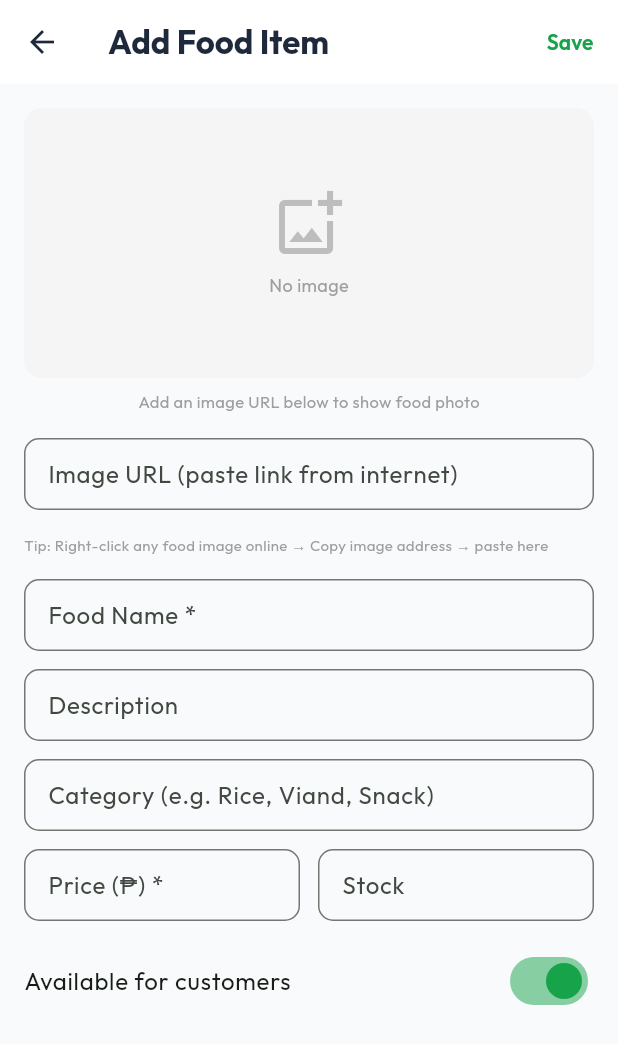
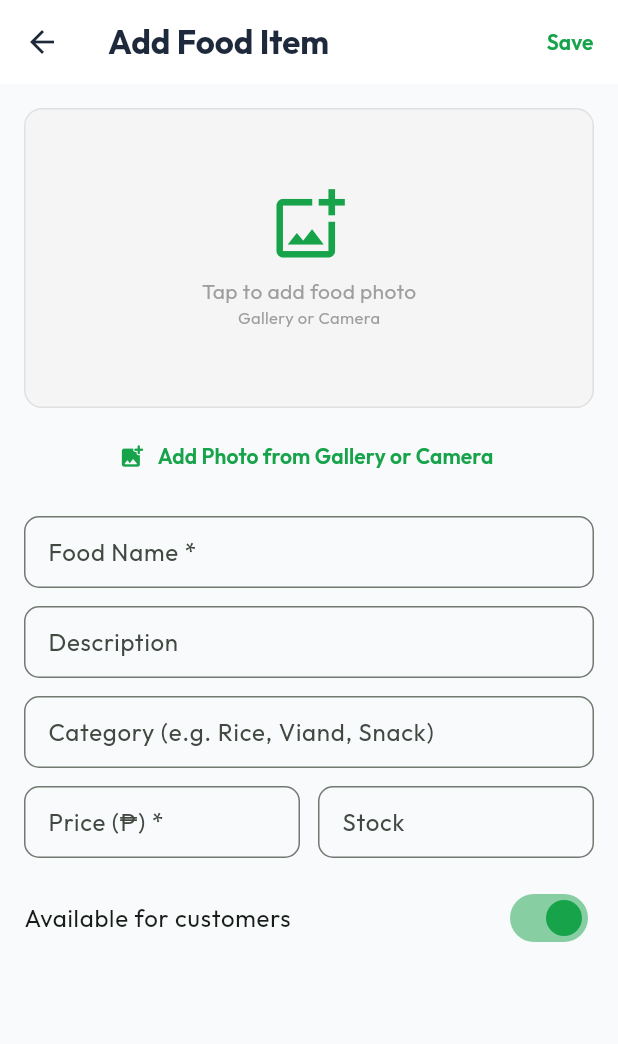
Before and after one commit to JedTipudan/gia-store, a Flutter app: the FoodScreen screen opened directly, after a tap on "Add Food", on a phone screen of 412 x 824 dp. Shown: the top 1044 px of the screen. Run offline on Flutter 3.47's test engine with Material 3 defaults, Android fonts, the phone set to English and light mode, and no system bars; our stand-ins replace google_fonts, image_picker, package_info_plus, share_plus, shared_preferences; accounts and stored records are empty; network calls fail.

Commit message:
Add logo, gallery image picker, camera support, upload to backend

```diff
--- a/mobile/lib/screens/food_screen.dart
+++ b/mobile/lib/screens/food_screen.dart
@@ -1,6 +1,10 @@
 import 'dart:convert';
+import 'dart:io';
 import 'package:flutter/material.dart';
 import 'package:google_fonts/google_fonts.dart';
+import 'package:image_picker/image_picker.dart';
+import 'package:http/http.dart' as http;
+import 'package:http_parser/http_parser.dart';
 import '../services/api_service.dart';
 import '../utils/formatters.dart';
 import '../widgets/dialogs.dart';
@@ -59,35 +63,38 @@ class _FoodScreenState extends State<FoodScreen> {
               onRefresh: _load,
               child: _items.isEmpty
                   ? Center(child: Column(mainAxisAlignment: MainAxisAlignment.center, children: [
-                      Icon(Icons.fastfood_outlined, size: 64, color: Colors.grey[300]),
-                      const SizedBox(height: 12),
-                      Text('No food items yet', style: GoogleFonts.outfit(color: Colors.grey)),
+                      Image.asset('assets/logo.jpg', width: 80, height: 80),
+                      const SizedBox(height: 16),
+                      Text('No food items yet', style: GoogleFonts.outfit(color: Colors.grey, fontSize: 16)),
                       const SizedBox(height: 8),
                       Text('Tap + to add your first item', style: GoogleFonts.outfit(fontSize: 12, color: Colors.grey)),
                     ]))
                   : GridView.builder(
                       padding: const EdgeInsets.fromLTRB(16, 16, 16, 80),
                       gridDelegate: const SliverGridDelegateWithFixedCrossAxisCount(
-                        crossAxisCount: 2, crossAxisSpacing: 12, mainAxisSpacing: 12, childAspectRatio: 0.75),
+                          crossAxisCount: 2, crossAxisSpacing: 12, mainAxisSpacing: 12, childAspectRatio: 0.72),
                       itemCount: _items.length,
                       itemBuilder: (_, i) {
                         final item = _items[i];
                         final isActive = item['active'] ?? true;
-                        final hasImage = (item['imageUrl'] ?? '').toString().isNotEmpty;
+                        final imageUrl = (item['imageUrl'] ?? '').toString();
+                        final hasImage = imageUrl.isNotEmpty;
+                        final fullImageUrl = hasImage && imageUrl.startsWith('/api')
+                            ? 'https://gia-store-production.up.railway.app$imageUrl'
+                            : imageUrl;
+
                         return Card(
                           clipBehavior: Clip.antiAlias,
                           child: Column(crossAxisAlignment: CrossAxisAlignment.start, children: [
-                            // Image
                             Stack(children: [
-                              Container(
-                                height: 120, width: double.infinity,
+                              Container(height: 120, width: double.infinity,
                                 color: isActive ? const Color(0xFFDCFCE7) : Colors.grey[100],
                                 child: hasImage
-                                    ? Image.network(item['imageUrl'], fit: BoxFit.cover,
-                                        errorBuilder: (_, __, ___) => _foodIcon(isActive))
-                                    : _foodIcon(isActive),
-                              ),
-                              // Status badge
+                                    ? Image.network(fullImageUrl, fit: BoxFit.cover,
+                                        loadingBuilder: (_, child, progress) => progress == null ? child
+                                            : const Center(child: CircularProgressIndicator(strokeWidth: 2)),
+                                        errorBuilder: (_, __, ___) => _placeholder(isActive))
+                                    : _placeholder(isActive)),
                               Positioned(top: 8, right: 8,
                                 child: GestureDetector(
                                   onTap: () => _toggleAvailability(item),
@@ -97,33 +104,28 @@ class _FoodScreenState extends State<FoodScreen> {
                                       color: isActive ? const Color(0xFF16a34a) : Colors.grey[600],
                                       borderRadius: BorderRadius.circular(9999)),
                                     child: Text(isActive ? 'Available' : 'Unavailable',
-                                        style: GoogleFonts.outfit(fontSize: 9, fontWeight: FontWeight.w600,
-                                            color: Colors.white)),
+                                        style: GoogleFonts.outfit(fontSize: 9, fontWeight: FontWeight.w600, color: Colors.white)),
                                   ),
-                                ),
-                              ),
+                                )),
                             ]),
-                            // Info
                             Expanded(child: Padding(
                               padding: const EdgeInsets.all(10),
                               child: Column(crossAxisAlignment: CrossAxisAlignment.start,
                                   mainAxisAlignment: MainAxisAlignment.spaceBetween, children: [
                                 Column(crossAxisAlignment: CrossAxisAlignment.start, children: [
-                                  Text(item['name'] ?? '', style: GoogleFonts.outfit(
-                                      fontWeight: FontWeight.bold, fontSize: 13),
+                                  Text(item['name'] ?? '', style: GoogleFonts.outfit(fontWeight: FontWeight.bold, fontSize: 13),
                                       maxLines: 1, overflow: TextOverflow.ellipsis),
                                   if ((item['category'] ?? '').toString().isNotEmpty)
-                                    Text(item['category'], style: GoogleFonts.outfit(
-                                        fontSize: 10, color: Colors.grey), maxLines: 1),
+                                    Text(item['category'], style: GoogleFonts.outfit(fontSize: 10, color: Colors.grey), maxLines: 1),
                                   Text(formatPeso(item['price']), style: GoogleFonts.outfit(
                                       fontWeight: FontWeight.bold, color: const Color(0xFF16a34a), fontSize: 14)),
                                   Text('Stock: ${item['stock']}', style: GoogleFonts.outfit(fontSize: 10, color: Colors.grey)),
                                 ]),
                                 Row(children: [
-                                  Expanded(child: _actionBtn(Icons.edit, const Color(0xFFDBEAFE), const Color(0xFF2563eb),
+                                  Expanded(child: _btn(Icons.edit, const Color(0xFFDBEAFE), const Color(0xFF2563eb),
                                       () => _openForm(Map<String, dynamic>.from(item)))),
                                   const SizedBox(width: 6),
-                                  Expanded(child: _actionBtn(Icons.delete, const Color(0xFFFEE2E2), Colors.red,
+                                  Expanded(child: _btn(Icons.delete, const Color(0xFFFEE2E2), Colors.red,
                                       () => _delete(item))),
                                 ]),
                               ]),
@@ -143,18 +145,16 @@ class _FoodScreenState extends State<FoodScreen> {
     );
   }
 
-  Widget _foodIcon(bool isActive) => Center(
-    child: Icon(Icons.fastfood_rounded, size: 48,
-        color: isActive ? const Color(0xFF16a34a) : Colors.grey[400]));
+  Widget _placeholder(bool isActive) => Center(
+      child: Icon(Icons.fastfood_rounded, size: 48, color: isActive ? const Color(0xFF16a34a) : Colors.grey[400]));
 
-  Widget _actionBtn(IconData icon, Color bg, Color color, VoidCallback onTap) =>
+  Widget _btn(IconData icon, Color bg, Color color, VoidCallback onTap) =>
       GestureDetector(onTap: onTap,
         child: Container(padding: const EdgeInsets.symmetric(vertical: 6),
           decoration: BoxDecoration(color: bg, borderRadius: BorderRadius.circular(8)),
           child: Icon(icon, size: 14, color: color)));
 }
 
-// Full screen form to avoid FAB overlap
 class _FoodFormScreen extends StatefulWidget {
   final Map? item;
   const _FoodFormScreen({this.item});
@@ -168,8 +168,9 @@ class _FoodFormScreenState extends State<_FoodFormScreen> {
   final _cat = TextEditingController();
   final _price = TextEditingController();
   final _stock = TextEditingController();
-  final _imageUrl = TextEditingController();
-  bool _active = true, _loading = false;
+  bool _active = true, _loading = false, _uploading = false;
+  String _imageUrl = '';
+  File? _pickedImage;
 
   @override
   void initState() {
@@ -180,8 +181,51 @@ class _FoodFormScreenState extends State<_FoodFormScreen> {
       _cat.text = widget.item!['category'] ?? '';
       _price.text = widget.item!['price']?.toString() ?? '';
       _stock.text = widget.item!['stock']?.toString() ?? '0';
-      _imageUrl.text = widget.item!['imageUrl'] ?? '';
+      _imageUrl = widget.item!['imageUrl'] ?? '';
       _active = widget.item!['active'] ?? true;
+    }
+  }
+
+  Future<void> _pickImage() async {
+    final source = await showModalBottomSheet<ImageSource>(
+      context: context,
+      shape: const RoundedRectangleBorder(borderRadius: BorderRadius.vertical(top: Radius.circular(16))),
+      builder: (_) => SafeArea(child: Column(mainAxisSize: MainAxisSize.min, children: [
+        const SizedBox(height: 8),
+        Container(width: 40, height: 4, decoration: BoxDecoration(color: Colors.grey[300], borderRadius: BorderRadius.circular(2))),
+        const SizedBox(height: 16),
+        ListTile(leading: const Icon(Icons.photo_library_rounded, color: Color(0xFF16a34a)),
+            title: Text('Choose from Gallery', style: GoogleFonts.outfit()),
+            onTap: () => Navigator.pop(context, ImageSource.gallery)),
+        ListTile(leading: const Icon(Icons.camera_alt_rounded, color: Color(0xFF16a34a)),
+            title: Text('Take a Photo', style: GoogleFonts.outfit()),
+            onTap: () => Navigator.pop(context, ImageSource.camera)),
+        const SizedBox(height: 8),
+      ])),
+    );
+    if (source == null) return;
+
+    final picker = ImagePicker();
+    final picked = await picker.pickImage(source: source, imageQuality: 80, maxWidth: 800);
+    if (picked == null) return;
+
+    setState(() { _pickedImage = File(picked.path); _uploading = true; });
+
+    try {
+      final token = await ApiService.getToken();
+      final request = http.MultipartRequest(
+          'POST', Uri.parse('https://gia-store-production.up.railway.app/api/upload/image'));
+      request.headers['Authorization'] = 'Bearer $token';
+      request.files.add(await http.MultipartFile.fromPath('file', picked.path,
+          contentType: MediaType('image', 'jpeg')));
+      final response = await request.send();
+      final body = await response.stream.bytesToString();
+      final data = jsonDecode(body);
+      setState(() { _imageUrl = data['url']; _uploading = false; });
+      if (mounted) showSnack(context, 'Image uploaded ✓');
+    } catch (e) {
+      setState(() => _uploading = false);
+      if (mounted) showSnack(context, 'Upload failed', error: true);
     }
   }
 
@@ -191,7 +235,7 @@ class _FoodFormScreenState extends State<_FoodFormScreen> {
     final body = {
       'name': _name.text, 'description': _desc.text, 'category': _cat.text,
       'price': double.tryParse(_price.text) ?? 0, 'stock': int.tryParse(_stock.text) ?? 0,
-      'imageUrl': _imageUrl.text.trim(), 'active': _active,
+      'imageUrl': _imageUrl, 'active': _active,
     };
     try {
       if (widget.item != null) await ApiService.put('/food-items/${widget.item!['id']}', body);
@@ -202,42 +246,57 @@ class _FoodFormScreenState extends State<_FoodFormScreen> {
 
   @override
   Widget build(BuildContext context) {
-    final hasImage = _imageUrl.text.isNotEmpty;
+    final fullImageUrl = _imageUrl.isNotEmpty && _imageUrl.startsWith('/api')
+        ? 'https://gia-store-production.up.railway.app$_imageUrl'
+        : _imageUrl;
+
     return Scaffold(
       appBar: AppBar(
         title: Text(widget.item != null ? 'Edit Food Item' : 'Add Food Item',
             style: GoogleFonts.outfit(fontWeight: FontWeight.bold)),
         actions: [
-          TextButton(onPressed: _loading ? null : _save,
+          TextButton(
+            onPressed: _loading || _uploading ? null : _save,
             child: _loading
                 ? const SizedBox(width: 18, height: 18, child: CircularProgressIndicator(strokeWidth: 2))
                 : Text(widget.item != null ? 'Update' : 'Save',
-                    style: GoogleFonts.outfit(fontWeight: FontWeight.w600, color: const Color(0xFF16a34a)))),
+                    style: GoogleFonts.outfit(fontWeight: FontWeight.w600, color: const Color(0xFF16a34a))),
+          ),
         ],
       ),
       body: SingleChildScrollView(
         padding: const EdgeInsets.all(16),
         child: Column(crossAxisAlignment: CrossAxisAlignment.start, children: [
-          // Image preview
-          Center(child: Column(children: [
-            Container(
-              width: double.infinity, height: 180,
-              decoration: BoxDecoration(color: Colors.grey[100], borderRadius: BorderRadius.circular(12)),
+          // Image picker
+          GestureDetector(
+            onTap: _uploading ? null : _pickImage,
+            child: Container(
+              width: double.infinity, height: 200,
+              decoration: BoxDecoration(
+                color: Colors.grey[100], borderRadius: BorderRadius.circular(12),
+                border: Border.all(color: Colors.grey[300]!)),
               clipBehavior: Clip.antiAlias,
-              child: hasImage
-                  ? Image.network(_imageUrl.text, fit: BoxFit.cover,
-                      errorBuilder: (_, __, ___) => _placeholder())
-                  : _placeholder(),
+              child: _uploading
+                  ? const Center(child: Column(mainAxisAlignment: MainAxisAlignment.center, children: [
+                      CircularProgressIndicator(color: Color(0xFF16a34a)),
+                      SizedBox(height: 12),
+                      Text('Uploading...'),
+                    ]))
+                  : _pickedImage != null
+                      ? Image.file(_pickedImage!, fit: BoxFit.cover)
+                      : _imageUrl.isNotEmpty
+                          ? Image.network(fullImageUrl, fit: BoxFit.cover,
+                              errorBuilder: (_, __, ___) => _imgPlaceholder())
+                          : _imgPlaceholder(),
             ),
-            const SizedBox(height: 8),
-            Text('Add an image URL below to show food photo',
-                style: GoogleFonts.outfit(fontSize: 11, color: Colors.grey)),
-          ])),
-          const SizedBox(height: 16),
-          _f(_imageUrl, 'Image URL (paste link from internet)', onChanged: () => setState(() {})),
-          const SizedBox(height: 4),
-          Text('Tip: Right-click any food image online → Copy image address → paste here',
-              style: GoogleFonts.outfit(fontSize: 10, color: Colors.grey)),
+          ),
+          const SizedBox(height: 8),
+          Center(child: TextButton.icon(
+            onPressed: _uploading ? null : _pickImage,
+            icon: const Icon(Icons.add_photo_alternate_rounded, color: Color(0xFF16a34a)),
+            label: Text(_imageUrl.isEmpty ? 'Add Photo from Gallery or Camera' : 'Change Photo',
+                style: GoogleFonts.outfit(color: const Color(0xFF16a34a), fontWeight: FontWeight.w600)),
+          )),
           const SizedBox(height: 16),
           _f(_name, 'Food Name *'),
           _f(_desc, 'Description'),
@@ -259,17 +318,16 @@ class _FoodFormScreenState extends State<_FoodFormScreen> {
     );
   }
 
-  Widget _placeholder() => Column(mainAxisAlignment: MainAxisAlignment.center, children: [
-    Icon(Icons.add_photo_alternate_outlined, size: 48, color: Colors.grey[400]),
+  Widget _imgPlaceholder() => Column(mainAxisAlignment: MainAxisAlignment.center, children: [
+    const Icon(Icons.add_photo_alternate_outlined, size: 52, color: Color(0xFF16a34a)),
     const SizedBox(height: 8),
-    Text('No image', style: GoogleFonts.outfit(color: Colors.grey, fontSize: 12)),
+    Text('Tap to add food photo', style: GoogleFonts.outfit(color: Colors.grey)),
+    Text('Gallery or Camera', style: GoogleFonts.outfit(fontSize: 11, color: Colors.grey)),
   ]);
 
-  Widget _f(TextEditingController c, String l,
-      {TextInputType type = TextInputType.text, VoidCallback? onChanged}) =>
+  Widget _f(TextEditingController c, String l, {TextInputType type = TextInputType.text}) =>
       Padding(padding: const EdgeInsets.only(bottom: 12),
         child: TextField(controller: c, keyboardType: type,
-            onChanged: onChanged != null ? (_) => onChanged() : null,
             decoration: InputDecoration(labelText: l, labelStyle: GoogleFonts.outfit(),
                 border: OutlineInputBorder(borderRadius: BorderRadius.circular(10)),
                 focusedBorder: OutlineInputBorder(borderRadius: BorderRadius.circular(10),
--- a/mobile/pubspec.yaml
+++ b/mobile/pubspec.yaml
@@ -10,12 +10,14 @@ dependencies:
   flutter:
     sdk: flutter
   http: ^1.2.2
+  http_parser: ^4.0.2
   shared_preferences: ^2.3.2
   google_fonts: ^6.2.1
   intl: ^0.20.0
   url_launcher: ^6.3.1
   package_info_plus: ^8.1.2
   share_plus: ^10.0.0
+  image_picker: ^1.1.2
 
 dev_dependencies:
   flutter_test:
@@ -24,3 +26,5 @@ dev_dependencies:
 
 flutter:
   uses-material-design: true
+  assets:
+    - assets/logo.jpg
```
Also changed, not shown: mobile/lib/screens/home_screen.dart (+4 -9 lines), mobile/lib/screens/login_screen.dart (+6 -9 lines), mobile/lib/screens/splash_screen.dart (+6 -14 lines), mobile/assets/logo.jpg (added), 3 other files.
